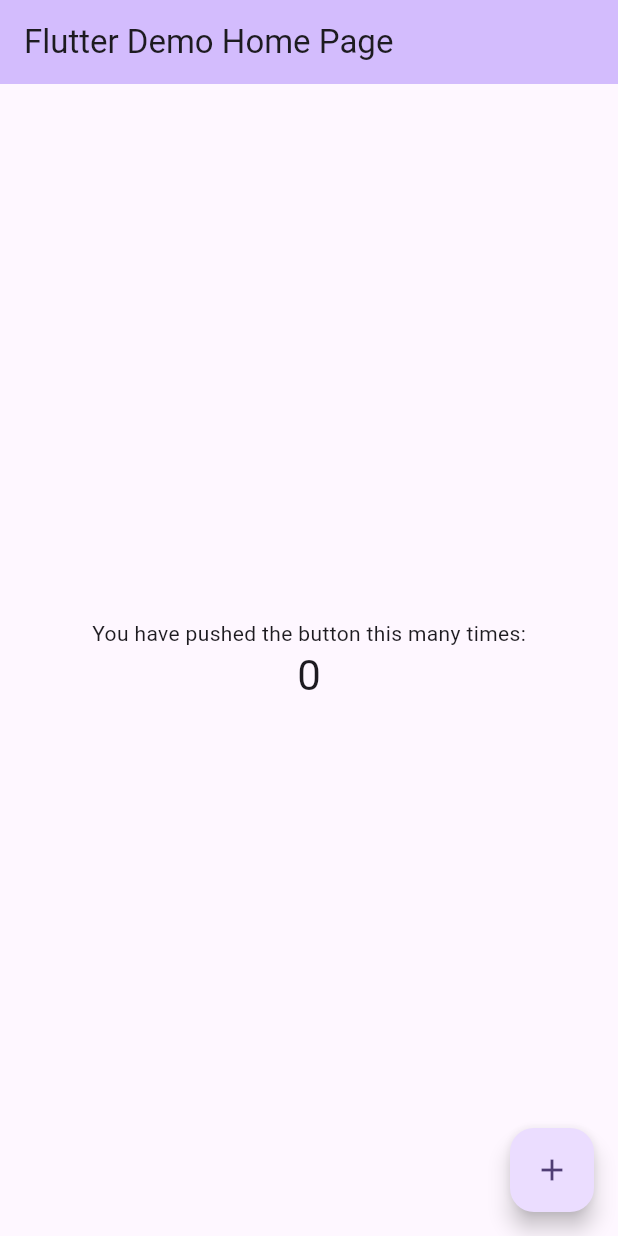
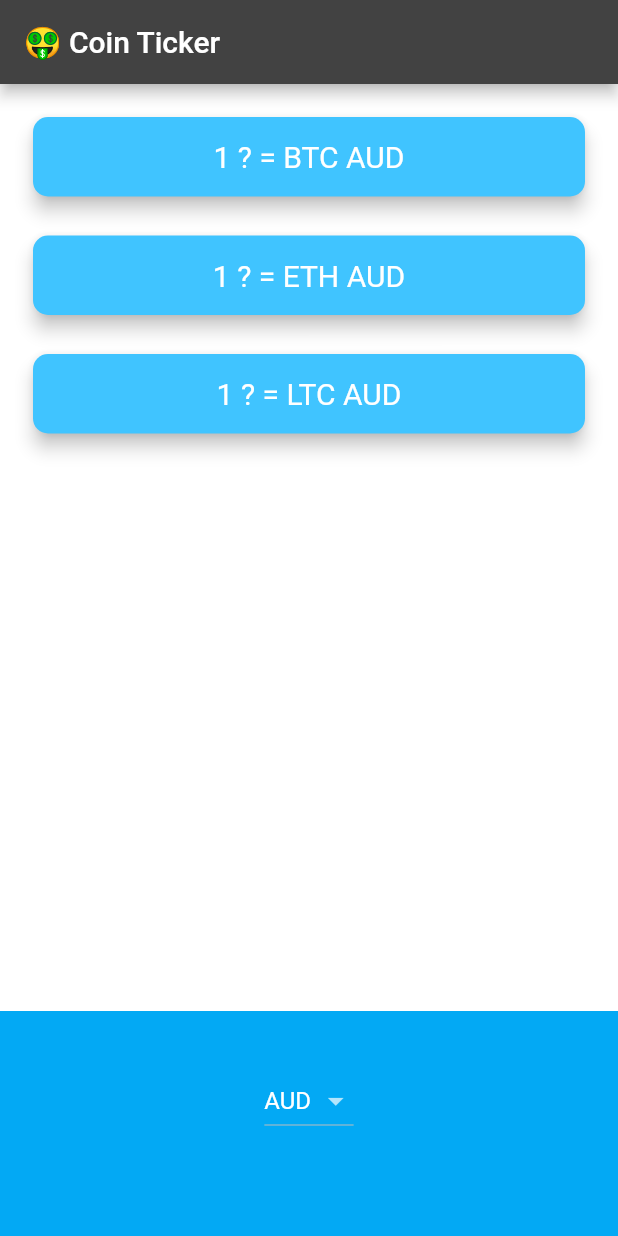
Before and after one commit to PratikBali/bitcoin_ticker, a Flutter app: the screen it shows after launch, on a phone screen of 412 x 824 dp. Run offline on Flutter 3.47's test engine with Material 2 defaults, Android fonts, the phone set to English and light mode, and no system bars; network calls fail.

Commit message:
working app

```diff
--- /dev/null
+++ b/lib/coin_data.dart
@@ -0,0 +1,57 @@
+import 'dart:convert';
+import 'package:http/http.dart';
+
+const List<String> currenciesList = [
+  'AUD',
+  'BRL',
+  'CAD',
+  'CNY',
+  'EUR',
+  'GBP',
+  'HKD',
+  'IDR',
+  'ILS',
+  'INR',
+  'JPY',
+  'MXN',
+  'NOK',
+  'NZD',
+  'PLN',
+  'RON',
+  'RUB',
+  'SEK',
+  'SGD',
+  'USD',
+  'ZAR'
+];
+
+const List<String> cryptoList = ['BTC', 'ETH', 'LTC'];
+
+const coinAPIURL = 'rest.coinapi.io';
+const apiKey = '12E99CD6-00EF-49DA-B9D2-34F0039AB25A';
+
+class CoinData {
+  Future getCoinData(String selectedCurrency) async {
+    print('selectedCurrency: $selectedCurrency');
+    Map<String, String> cryptoPrices = {};
+    for (String crypto in cryptoList) {
+    print('crypto: $crypto');
+      Response response = await get(
+        Uri.https(coinAPIURL, '/v1/exchangerate/$crypto/$selectedCurrency',
+          {'apikey': apiKey},
+        ),
+      );
+      print('response: $response');
+
+      if (response.statusCode == 200) {
+        var decodedData = jsonDecode(response.body);
+        double price = decodedData['rate'];
+        cryptoPrices[crypto] = price.toStringAsFixed(0);
+      } else {
+        // print(response.statusCode);
+        throw 'Problem with the get request';
+      }
+    }
+    return cryptoPrices;
+  }
+}
--- a/lib/main.dart
+++ b/lib/main.dart
@@ -1,125 +1,16 @@
 import 'package:flutter/material.dart';
+import 'price_screen.dart';
 
-void main() {
-  runApp(const MyApp());
-}
+void main() => runApp(MyApp());
 
 class MyApp extends StatelessWidget {
-  const MyApp({super.key});
-
-  // This widget is the root of your application.
   @override
   Widget build(BuildContext context) {
     return MaterialApp(
-      title: 'Flutter Demo',
-      theme: ThemeData(
-        // This is the theme of your application.
-        //
-        // TRY THIS: Try running your application with "flutter run". You'll see
-        // the application has a blue toolbar. Then, without quitting the app,
-        // try changing the seedColor in the colorScheme below to Colors.green
-        // and then invoke "hot reload" (save your changes or press the "hot
-        // reload" button in a Flutter-supported IDE, or press "r" if you used
-        // the command line to start the app).
-        //
-        // Notice that the counter didn't reset back to zero; the application
-        // state is not lost during the reload. To reset the state, use hot
-        // restart instead.
-        //
-        // This works for code too, not just values: Most code changes can be
-        // tested with just a hot reload.
-        colorScheme: ColorScheme.fromSeed(seedColor: Colors.deepPurple),
-        useMaterial3: true,
-      ),
-      home: const MyHomePage(title: 'Flutter Demo Home Page'),
+      theme: ThemeData.dark().copyWith(
+          primaryColor: Colors.lightBlue,
+          scaffoldBackgroundColor: Colors.white),
+      home: PriceScreen(),
     );
   }
 }
-
-class MyHomePage extends StatefulWidget {
-  const MyHomePage({super.key, required this.title});
-
-  // This widget is the home page of your application. It is stateful, meaning
-  // that it has a State object (defined below) that contains fields that affect
-  // how it looks.
-
-  // This class is the configuration for the state. It holds the values (in this
-  // case the title) provided by the parent (in this case the App widget) and
-  // used by the build method of the State. Fields in a Widget subclass are
-  // always marked "final".
-
-  final String title;
-
-  @override
-  State<MyHomePage> createState() => _MyHomePageState();
-}
-
-class _MyHomePageState extends State<MyHomePage> {
-  int _counter = 0;
-
-  void _incrementCounter() {
-    setState(() {
-      // This call to setState tells the Flutter framework that something has
-      // changed in this State, which causes it to rerun the build method below
-      // so that the display can reflect the updated values. If we changed
-      // _counter without calling setState(), then the build method would not be
-      // called again, and so nothing would appear to happen.
-      _counter++;
-    });
-  }
-
-  @override
-  Widget build(BuildContext context) {
-    // This method is rerun every time setState is called, for instance as done
-    // by the _incrementCounter method above.
-    //
-    // The Flutter framework has been optimized to make rerunning build methods
-    // fast, so that you can just rebuild anything that needs updating rather
-    // than having to individually change instances of widgets.
-    return Scaffold(
-      appBar: AppBar(
-        // TRY THIS: Try changing the color here to a specific color (to
-        // Colors.amber, perhaps?) and trigger a hot reload to see the AppBar
-        // change color while the other colors stay the same.
-        backgroundColor: Theme.of(context).colorScheme.inversePrimary,
-        // Here we take the value from the MyHomePage object that was created by
-        // the App.build method, and use it to set our appbar title.
-        title: Text(widget.title),
-      ),
-      body: Center(
-        // Center is a layout widget. It takes a single child and positions it
-        // in the middle of the parent.
-        child: Column(
-          // Column is also a layout widget. It takes a list of children and
-          // arranges them vertically. By default, it sizes itself to fit its
-          // children horizontally, and tries to be as tall as its parent.
-          //
-          // Column has various properties to control how it sizes itself and
-          // how it positions its children. Here we use mainAxisAlignment to
-          // center the children vertically; the main axis here is the vertical
-          // axis because Columns are vertical (the cross axis would be
-          // horizontal).
-          //
-          // TRY THIS: Invoke "debug painting" (choose the "Toggle Debug Paint"
-          // action in the IDE, or press "p" in the console), to see the
-          // wireframe for each widget.
-          mainAxisAlignment: MainAxisAlignment.center,
-          children: <Widget>[
-            const Text(
-              'You have pushed the button this many times:',
-            ),
-            Text(
-              '$_counter',
-              style: Theme.of(context).textTheme.headlineMedium,
-            ),
-          ],
-        ),
-      ),
-      floatingActionButton: FloatingActionButton(
-        onPressed: _incrementCounter,
-        tooltip: 'Increment',
-        child: const Icon(Icons.add),
-      ), // This trailing comma makes auto-formatting nicer for build methods.
-    );
-  }
-}
--- /dev/null
+++ b/lib/price_screen.dart
@@ -0,0 +1,157 @@
+import 'package:flutter/material.dart';
+import 'package:flutter/cupertino.dart';
+import 'coin_data.dart';
+import 'dart:io' show Platform;
+
+class PriceScreen extends StatefulWidget {
+  const PriceScreen({super.key});
+
+  @override
+  _PriceScreenState createState() => _PriceScreenState();
+}
+
+class _PriceScreenState extends State<PriceScreen> {
+  String selectedCurrency = 'AUD';
+
+  DropdownButton<String> androidDropdown() {
+    List<DropdownMenuItem<String>> dropdownItems = [];
+    for (String currency in currenciesList) {
+      var newItem = DropdownMenuItem(
+        child: Text(currency),
+        value: currency,
+      );
+      dropdownItems.add(newItem);
+    }
+
+    return DropdownButton<String>(
+      value: selectedCurrency,
+      items: dropdownItems,
+      onChanged: (value) {
+        setState(() {
+          selectedCurrency = value!;
+          getData();
+        });
+      },
+    );
+  }
+
+  CupertinoPicker iOSPicker() {
+    List<Text> pickerItems = [];
+    for (String currency in currenciesList) {
+      pickerItems.add(Text(currency));
+    }
+
+    return CupertinoPicker(
+      backgroundColor: Colors.lightBlue,
+      itemExtent: 32.0,
+      onSelectedItemChanged: (selectedIndex) {
+        setState(() {
+          selectedCurrency = currenciesList[selectedIndex];
+          getData();
+        });
+      },
+      children: pickerItems,
+    );
+  }
+
+  Map<String, String> coinValues = {};
+  bool isWaiting = false;
+
+  void getData() async {
+    isWaiting = true;
+    try {
+      var data = await CoinData().getCoinData(selectedCurrency);
+      isWaiting = false;
+      setState(() {
+        coinValues = data;
+      });
+    } catch (e) {
+      print(e);
+    }
+  }
+
+  @override
+  void initState() {
+    super.initState();
+    getData();
+  }
+
+  Column makeCards() {
+    List<CryptoCard> cryptoCards = [];
+    for (String crypto in cryptoList) {
+      var cryptoCurrency = isWaiting ? '?' : coinValues[crypto];
+      cryptoCards.add(
+        CryptoCard(
+          crypto,
+          selectedCurrency,
+          cryptoCurrency!
+        ),
+      );
+    }
+    return Column(
+      crossAxisAlignment: CrossAxisAlignment.stretch,
+      children: cryptoCards,
+    );
+  }
+
+  @override
+  Widget build(BuildContext context) {
+    return Scaffold(
+      appBar: AppBar(
+        title: Text('🤑 Coin Ticker'),
+      ),
+      body: Column(
+        mainAxisAlignment: MainAxisAlignment.spaceBetween,
+        crossAxisAlignment: CrossAxisAlignment.stretch,
+        children: <Widget>[
+          makeCards(),
+          Container(
+            height: 150.0,
+            alignment: Alignment.center,
+            padding: EdgeInsets.only(bottom: 30.0),
+            color: Colors.lightBlue,
+            child: Platform.isIOS ? iOSPicker() : androidDropdown(),
+          ),
+        ],
+      ),
+    );
+  }
+}
+
+class CryptoCard extends StatelessWidget {
+  const CryptoCard(
+    this.value,
+    this.selectedCurrency,
+    this.cryptoCurrency,
+    {super.key}
+  );
+
+  final String value;
+  final String selectedCurrency;
+  final String cryptoCurrency;
+
+  @override
+  Widget build(BuildContext context) {
+    return Padding(
+      padding: EdgeInsets.fromLTRB(18.0, 18.0, 18.0, 0),
+      child: Card(
+        color: Colors.lightBlueAccent,
+        elevation: 5.0,
+        shape: RoundedRectangleBorder(
+          borderRadius: BorderRadius.circular(10.0),
+        ),
+        child: Padding(
+          padding: EdgeInsets.symmetric(vertical: 15.0, horizontal: 28.0),
+          child: Text(
+            '1 $cryptoCurrency = $value $selectedCurrency',
+            textAlign: TextAlign.center,
+            style: TextStyle(
+              fontSize: 20.0,
+              color: Colors.white,
+            ),
+          ),
+        ),
+      ),
+    );
+  }
+}
```
Also changed, not shown: pubspec.yaml (+1 -71 lines), pubspec.lock, 1 other file.
